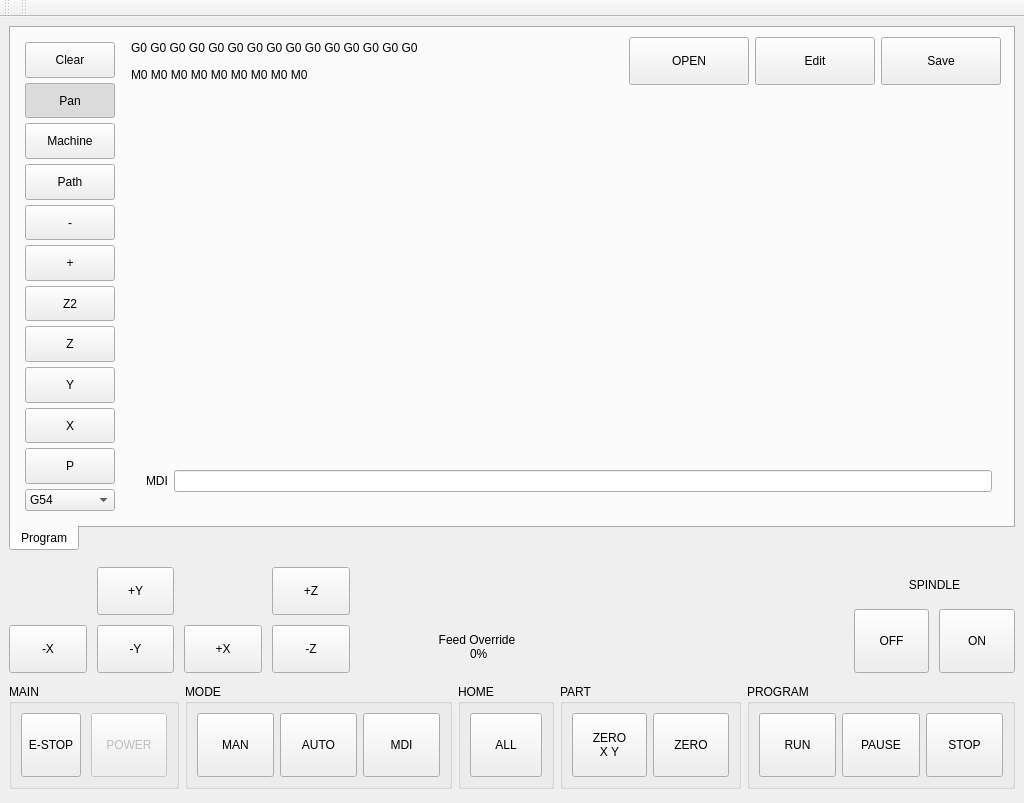
The window that tnc/ui/window.ui (kcjengr/turbonc) describes before a commit, drawn with Qt 5.
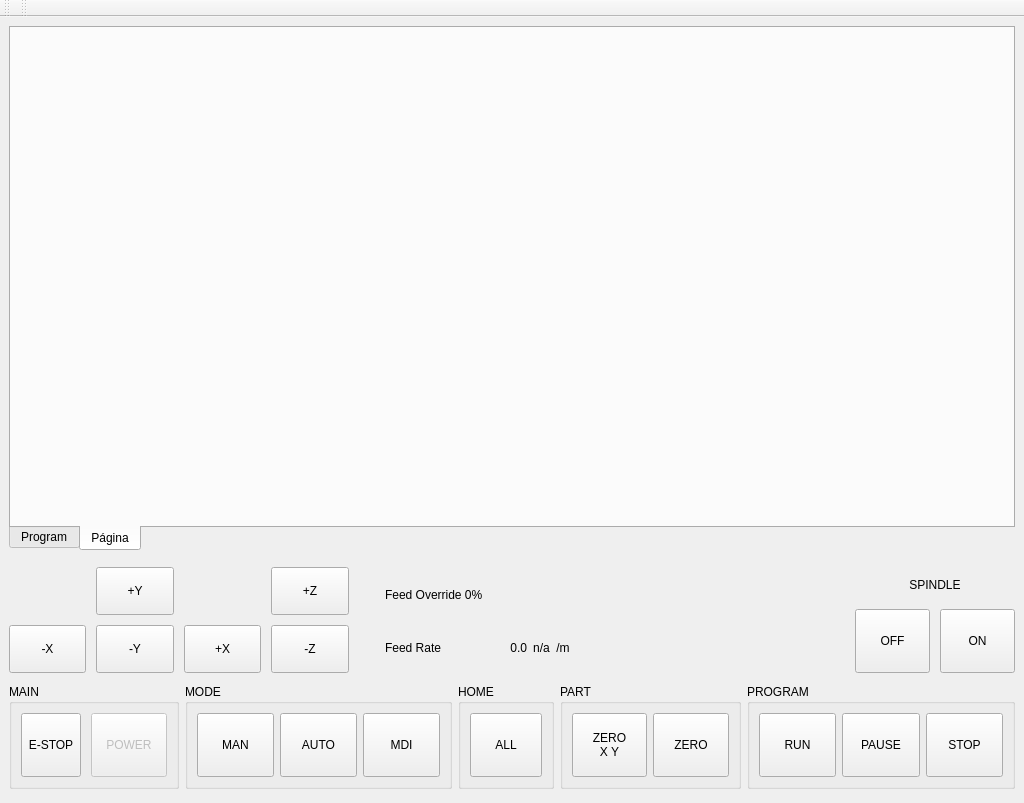
The same window after the commit. The open tabs and pages were chosen to show the change. Icons and pictures are not drawn. Custom widgets are drawn as their Qt base class.

Commit message: Add feed rate

```diff
--- a/tnc/ui/window.ui
+++ b/tnc/ui/window.ui
@@ -646,6 +646,21 @@
         </item>
        </layout>
       </widget>
+      <widget class="QWidget" name="tab_2">
+       <attribute name="title">
+        <string>Página</string>
+       </attribute>
+       <widget class="JogIncrementWidget" name="jogincrementwidget">
+        <property name="geometry">
+         <rect>
+          <x>230</x>
+          <y>220</y>
+          <width>424</width>
+          <height>42</height>
+         </rect>
+        </property>
+       </widget>
+      </widget>
      </widget>
     </item>
     <item>
@@ -810,34 +825,6 @@
       </item>
       <item>
        <layout class="QVBoxLayout" name="verticalLayout_3">
-        <item>
-         <widget class="StatusLabel" name="statuslabel">
-          <property name="sizePolicy">
-           <sizepolicy hsizetype="Fixed" vsizetype="Fixed">
-            <horstretch>0</horstretch>
-            <verstretch>0</verstretch>
-           </sizepolicy>
-          </property>
-          <property name="minimumSize">
-           <size>
-            <width>180</width>
-            <height>50</height>
-           </size>
-          </property>
-          <property name="maximumSize">
-           <size>
-            <width>185</width>
-            <height>50</height>
-           </size>
-          </property>
-          <property name="alignment">
-           <set>Qt::AlignCenter</set>
-          </property>
-          <property name="rules" stdset="0">
-           <string>[{&quot;channels&quot;: [{&quot;url&quot;: &quot;status:linear_units&quot;, &quot;trigger&quot;: true}], &quot;property&quot;: &quot;Text&quot;, &quot;expression&quot;: &quot;\&quot;Feed\\n{:.3f}\&quot;.format(ch[0])&quot;, &quot;name&quot;: &quot;Feed&quot;}]</string>
-          </property>
-         </widget>
-        </item>
         <item>
          <widget class="StatusLabel" name="feedover_slabel">
           <property name="sizePolicy">
@@ -859,14 +846,13 @@
            </size>
           </property>
           <property name="text">
-           <string>Feed Override
- 0%</string>
+           <string>Feed Override 0%</string>
           </property>
           <property name="textFormat">
            <enum>Qt::AutoText</enum>
           </property>
           <property name="alignment">
-           <set>Qt::AlignCenter</set>
+           <set>Qt::AlignLeading|Qt::AlignLeft|Qt::AlignVCenter</set>
           </property>
           <property name="rules" stdset="0">
            <string>[{&quot;channels&quot;: [{&quot;url&quot;: &quot;status:feedrate&quot;, &quot;trigger&quot;: true}], &quot;property&quot;: &quot;Text&quot;, &quot;expression&quot;: &quot;\&quot;Feed Override\\n {:.0%}\&quot;.format(ch[0])&quot;, &quot;name&quot;: &quot;Feed Rate&quot;}]</string>
@@ -876,6 +862,140 @@
           </property>
          </widget>
         </item>
+        <item>
+         <layout class="QHBoxLayout" name="horizontalLayout_14">
+          <item>
+           <widget class="QLabel" name="rpm_label_3">
+            <property name="sizePolicy">
+             <sizepolicy hsizetype="Minimum" vsizetype="Fixed">
+              <horstretch>0</horstretch>
+              <verstretch>0</verstretch>
+             </sizepolicy>
+            </property>
+            <property name="maximumSize">
+             <size>
+              <width>16777215</width>
+              <height>30</height>
+             </size>
+            </property>
+            <property name="styleSheet">
+             <string notr="true"/>
+            </property>
+            <property name="text">
+             <string>Feed Rate</string>
+            </property>
+            <property name="alignment">
+             <set>Qt::AlignLeading|Qt::AlignLeft|Qt::AlignVCenter</set>
+            </property>
+            <property name="wordWrap">
+             <bool>false</bool>
+            </property>
+            <property name="indent">
+             <number>0</number>
+            </property>
+           </widget>
+          </item>
+          <item>
+           <widget class="StatusLabel" name="cur_feed">
+            <property name="sizePolicy">
+             <sizepolicy hsizetype="Fixed" vsizetype="Fixed">
+              <horstretch>0</horstretch>
+              <verstretch>0</verstretch>
+             </sizepolicy>
+            </property>
+            <property name="minimumSize">
+             <size>
+              <width>80</width>
+              <height>38</height>
+             </size>
+            </property>
+            <property name="maximumSize">
+             <size>
+              <width>105</width>
+              <height>38</height>
+             </size>
+            </property>
+            <property name="styleSheet">
+             <string notr="true"/>
+            </property>
+            <property name="text">
+             <string>0.0</string>
+            </property>
+            <property name="alignment">
+             <set>Qt::AlignRight|Qt::AlignTrailing|Qt::AlignVCenter</set>
+            </property>
+            <property name="rules" stdset="0">
+             <string>[{&quot;channels&quot;: [{&quot;url&quot;: &quot;status:current_vel&quot;, &quot;trigger&quot;: true}], &quot;property&quot;: &quot;Text&quot;, &quot;expression&quot;: &quot;'%.1f' % (ch[0] * 60)&quot;, &quot;name&quot;: &quot;cur vel&quot;}]</string>
+            </property>
+            <property name="format" stdset="0">
+             <string>{:.1f}</string>
+            </property>
+           </widget>
+          </item>
+          <item>
+           <widget class="StatusLabel" name="cur_units">
+            <property name="sizePolicy">
+             <sizepolicy hsizetype="Minimum" vsizetype="Fixed">
+              <horstretch>0</horstretch>
+              <verstretch>0</verstretch>
+             </sizepolicy>
+            </property>
+            <property name="styleSheet">
+             <string notr="true"/>
+            </property>
+            <property name="text">
+             <string>n/a</string>
+            </property>
+            <property name="alignment">
+             <set>Qt::AlignCenter</set>
+            </property>
+            <property name="indent">
+             <number>0</number>
+            </property>
+            <property name="rules" stdset="0">
+             <string>[{&quot;channels&quot;: [{&quot;url&quot;: &quot;status:program_units?text&quot;, &quot;trigger&quot;: true}], &quot;property&quot;: &quot;Text&quot;, &quot;expression&quot;: &quot;ch[0]&quot;, &quot;name&quot;: &quot;Linear Units&quot;}]</string>
+            </property>
+            <property name="fromat" stdset="0">
+             <string/>
+            </property>
+           </widget>
+          </item>
+          <item>
+           <widget class="QLabel" name="minutes_label">
+            <property name="enabled">
+             <bool>true</bool>
+            </property>
+            <property name="sizePolicy">
+             <sizepolicy hsizetype="Minimum" vsizetype="Fixed">
+              <horstretch>0</horstretch>
+              <verstretch>0</verstretch>
+             </sizepolicy>
+            </property>
+            <property name="maximumSize">
+             <size>
+              <width>16777215</width>
+              <height>30</height>
+             </size>
+            </property>
+            <property name="styleSheet">
+             <string notr="true"/>
+            </property>
+            <property name="text">
+             <string>/m</string>
+            </property>
+            <property name="alignment">
+             <set>Qt::AlignCenter</set>
+            </property>
+            <property name="wordWrap">
+             <bool>false</bool>
+            </property>
+            <property name="indent">
+             <number>0</number>
+            </property>
+           </widget>
+          </item>
+         </layout>
+        </item>
        </layout>
       </item>
       <item>
@@ -1684,6 +1804,11 @@
   </action>
  </widget>
  <customwidgets>
+  <customwidget>
+   <class>JogIncrementWidget</class>
+   <extends>QWidget</extends>
+   <header>qtpyvcp.widgets.input_widgets.jog_increment</header>
+  </customwidget>
   <customwidget>
    <class>DialogButton</class>
    <extends>QPushButton</extends>
```
Left out of the diff: 2 changed lines with no effect on the pictures.
